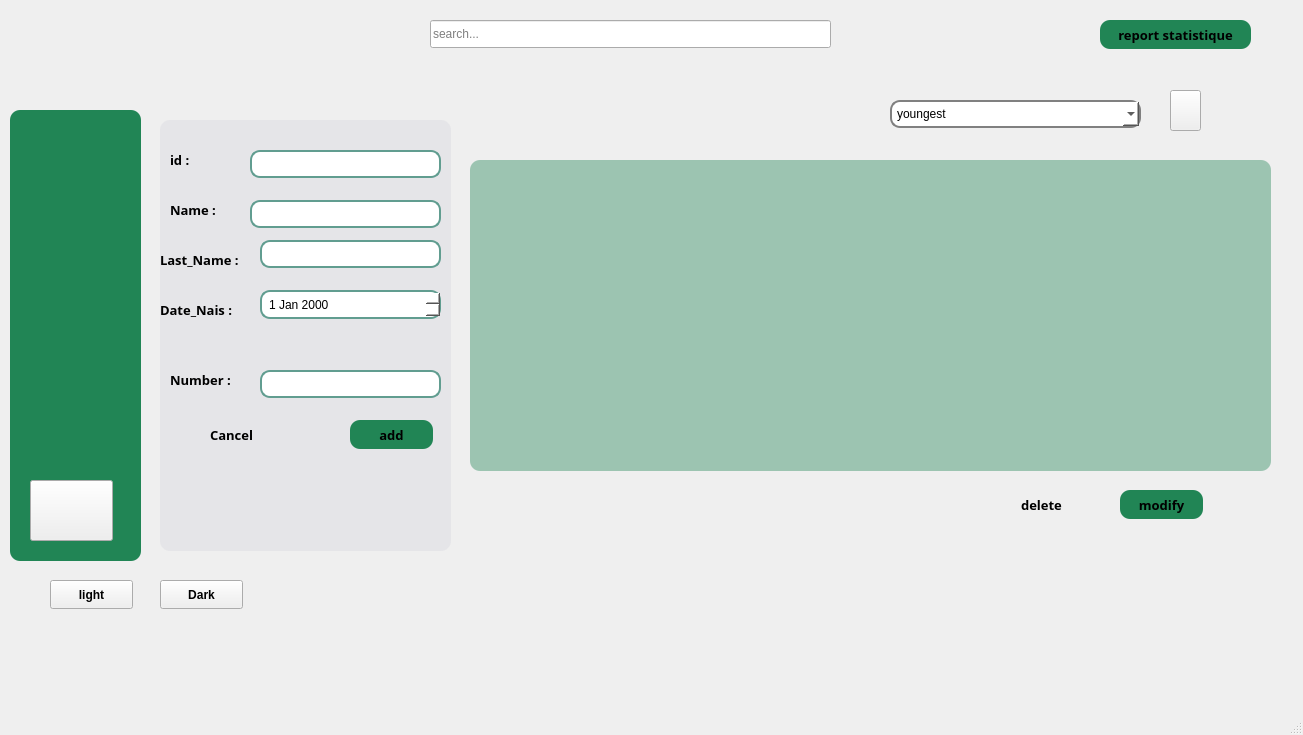
PCPP2425-esprit2A7/2a7-smart-football-competition, file mainwindow_supporteur.ui: the form before one commit.
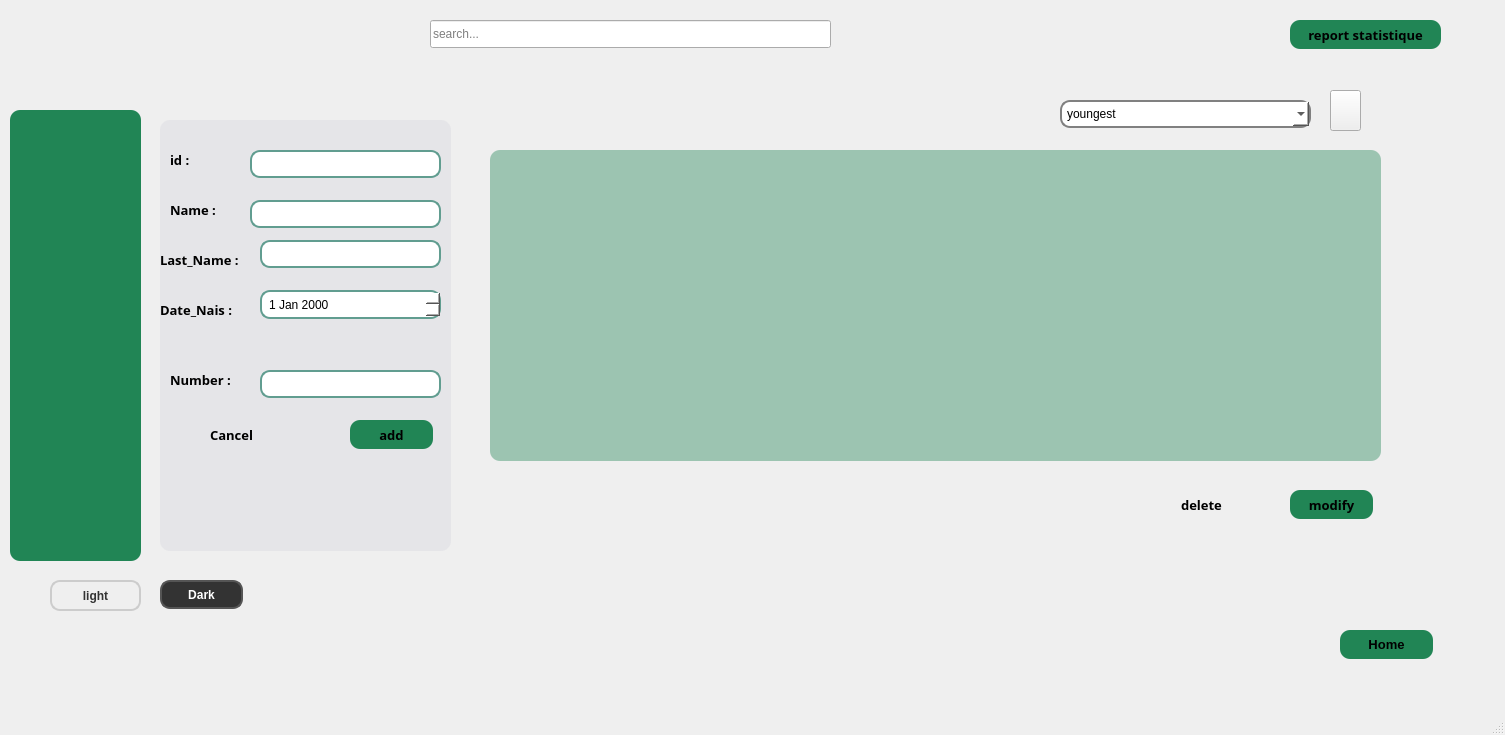
The form after the commit. Icons and pictures are not drawn.

What changed in the file:
```diff
--- a/mainwindow_supporteur.ui
+++ b/mainwindow_supporteur.ui
@@ -6,7 +6,7 @@
    <rect>
     <x>0</x>
     <y>0</y>
-    <width>1303</width>
+    <width>1505</width>
     <height>735</height>
    </rect>
   </property>
@@ -77,7 +77,7 @@
      <property name="geometry">
       <rect>
        <x>20</x>
-       <y>170</y>
+       <y>160</y>
        <width>83</width>
        <height>71</height>
       </rect>
@@ -98,7 +98,7 @@
      <property name="geometry">
       <rect>
        <x>20</x>
-       <y>240</y>
+       <y>230</y>
        <width>83</width>
        <height>61</height>
       </rect>
@@ -146,7 +146,7 @@
       </rect>
      </property>
      <property name="styleSheet">
-      <string notr="true">#btn_billet {
+      <string notr="true">#btn_billet_fromsup {
     border: none;
     qproperty-icon:url(:/img/img/billet.png);
     qproperty-iconSize: 64px 64px; /* Ajuste la taille selon ton bouton */
@@ -475,7 +475,7 @@
    <widget class="QComboBox" name="tri">
     <property name="geometry">
      <rect>
-      <x>890</x>
+      <x>1060</x>
       <y>100</y>
       <width>251</width>
       <height>28</height>
@@ -504,9 +504,9 @@
    <widget class="QTableView" name="tableView">
     <property name="geometry">
      <rect>
-      <x>470</x>
-      <y>160</y>
-      <width>801</width>
+      <x>490</x>
+      <y>150</y>
+      <width>891</width>
       <height>311</height>
      </rect>
     </property>
@@ -521,7 +521,7 @@
    <widget class="QPushButton" name="delete_2">
     <property name="geometry">
      <rect>
-      <x>1000</x>
+      <x>1160</x>
       <y>490</y>
       <width>83</width>
       <height>29</height>
@@ -548,7 +548,7 @@
    <widget class="QPushButton" name="modify">
     <property name="geometry">
      <rect>
-      <x>1120</x>
+      <x>1290</x>
       <y>490</y>
       <width>83</width>
       <height>29</height>
@@ -576,7 +576,7 @@
    <widget class="QPushButton" name="stat">
     <property name="geometry">
      <rect>
-      <x>1100</x>
+      <x>1290</x>
       <y>20</y>
       <width>151</width>
       <height>29</height>
@@ -604,7 +604,7 @@
    <widget class="QPushButton" name="pdf">
     <property name="geometry">
      <rect>
-      <x>1170</x>
+      <x>1330</x>
       <y>90</y>
       <width>31</width>
       <height>41</height>
@@ -632,8 +632,8 @@
      <rect>
       <x>50</x>
       <y>580</y>
-      <width>83</width>
-      <height>29</height>
+      <width>91</width>
+      <height>31</height>
      </rect>
     </property>
     <property name="font">
@@ -642,7 +642,7 @@
      </font>
     </property>
     <property name="styleSheet">
-     <string notr="true">#light {
+     <string notr="true">#light_ilyes {
     background-color:transparent; 
     color: #333; 
     border: 2px solid #ccc;
@@ -679,7 +679,7 @@
      </font>
     </property>
     <property name="styleSheet">
-     <string notr="true">#dark {
+     <string notr="true">#dark_ilyes {
     background-color: #333; /* Dark gray background */
     color: white; /* White text */
     border: 2px solid #555; /* Slightly lighter border */
@@ -703,10 +703,10 @@
    <widget class="QLabel" name="label_2">
     <property name="geometry">
      <rect>
-      <x>40</x>
-      <y>50</y>
-      <width>101</width>
-      <height>51</height>
+      <x>20</x>
+      <y>10</y>
+      <width>121</width>
+      <height>91</height>
      </rect>
     </property>
     <property name="text">
@@ -724,8 +724,8 @@
      <rect>
       <x>0</x>
       <y>0</y>
-      <width>1281</width>
-      <height>641</height>
+      <width>1481</width>
+      <height>681</height>
      </rect>
     </property>
     <property name="styleSheet">
@@ -738,6 +738,34 @@
      <string/>
     </property>
    </widget>
+   <widget class="QPushButton" name="home">
+    <property name="geometry">
+     <rect>
+      <x>1340</x>
+      <y>630</y>
+      <width>93</width>
+      <height>29</height>
+     </rect>
+    </property>
+    <property name="font">
+     <font>
+      <pointsize>10</pointsize>
+      <bold>true</bold>
+     </font>
+    </property>
+    <property name="styleSheet">
+     <string notr="true">#home
+{
+
+    border-radius: 10px;         /* Rounded corners */
+    padding: 5px;                /* Padding for text */
+    background: #218555
+; }</string>
+    </property>
+    <property name="text">
+     <string>Home</string>
+    </property>
+   </widget>
    <zorder>label</zorder>
    <zorder>menu</zorder>
    <zorder>form</zorder>
```
Left out of the diff: 11 changed lines with no effect on the pictures.
